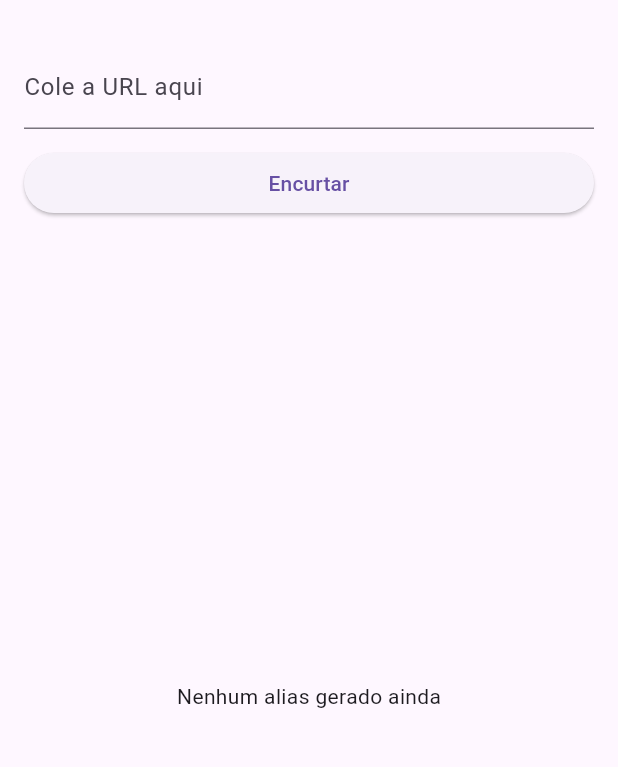
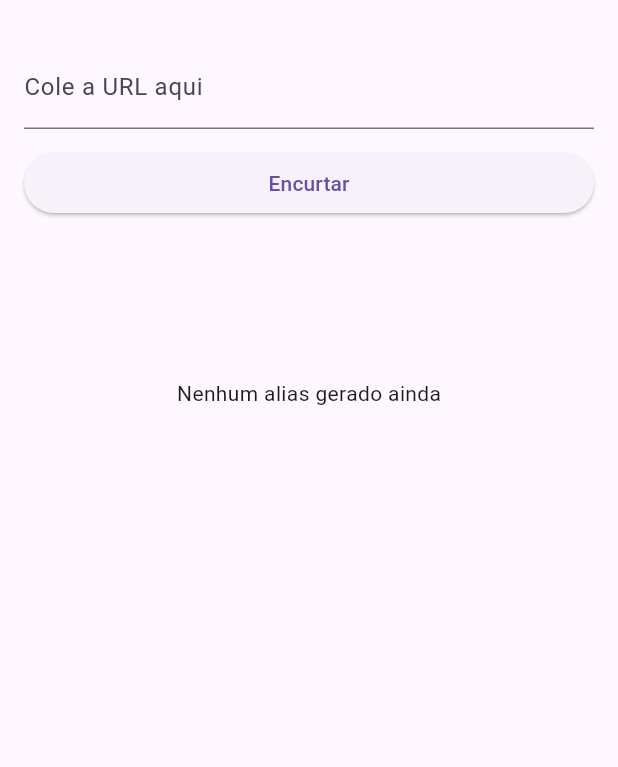
Before and after one commit to joaoconstancio1/nubank_test, a Flutter app: the screen it shows after launch, after a tap on "Encurtar", on a phone screen of 412 x 824 dp, the part 63-830 px from its top. Run offline on Flutter 3.47's test engine with Material 3 defaults, Android fonts, the phone set to English and light mode, and no system bars; our stand-ins replace dio, equatable, flutter_bloc.

Commit message:
Refactor alias handling and error states in AliasCubit; update UI to reflect new state management

```diff
--- a/lib/modules/home/presenter/cubit/alias_cubit.dart
+++ b/lib/modules/home/presenter/cubit/alias_cubit.dart
@@ -1,23 +1,35 @@
 import 'package:flutter_bloc/flutter_bloc.dart';
+import 'package:nubank_test/modules/home/data/models/alias_model.dart';
 import 'package:nubank_test/modules/home/data/models/services/alias_service.dart';
 import 'package:nubank_test/modules/home/presenter/cubit/alias_state.dart';
 
 class AliasCubit extends Cubit<AliasState> {
   final AliasService _service;
+  List<AliasModel> _aliases = [];
 
-  AliasCubit(this._service) : super(AliasState(aliases: []));
+  AliasCubit(this._service) : super(AliasInitial());
 
   Future<void> shorten(String url) async {
     if (url.trim().isEmpty) return;
-    emit(state.copyWith(loading: true, error: null));
+
+    emit(AliasLoading());
+
     try {
       final alias = await _service.createAlias(url);
-      final newList = [alias, ...state.aliases];
-      emit(state.copyWith(aliases: newList, loading: false));
+      _aliases = [alias, ..._aliases];
+      emit(AliasesLoaded(_aliases));
     } catch (e) {
-      emit(state.copyWith(loading: false, error: e.toString()));
+      emit(AliasError(e.toString()));
     }
   }
 
-  void clearError() => emit(state.copyWith(error: null));
+  void clearError() {
+    if (state is AliasError) {
+      if (_aliases.isNotEmpty) {
+        emit(AliasesLoaded(_aliases));
+      } else {
+        emit(AliasInitial());
+      }
+    }
+  }
 }
--- a/lib/modules/home/presenter/cubit/alias_state.dart
+++ b/lib/modules/home/presenter/cubit/alias_state.dart
@@ -1,21 +1,32 @@
+import 'package:equatable/equatable.dart';
 import 'package:nubank_test/modules/home/data/models/alias_model.dart';
 
-class AliasState {
+abstract class AliasState extends Equatable {}
+
+class AliasInitial extends AliasState {
+  @override
+  List<Object?> get props => [];
+}
+
+class AliasLoading extends AliasState {
+  @override
+  List<Object?> get props => [];
+}
+
+class AliasesLoaded extends AliasState {
   final List<AliasModel> aliases;
-  final bool loading;
-  final String? error;
 
-  AliasState({required this.aliases, this.loading = false, this.error});
+  AliasesLoaded(this.aliases);
 
-  AliasState copyWith({
-    List<AliasModel>? aliases,
-    bool? loading,
-    String? error,
-  }) {
-    return AliasState(
-      aliases: aliases ?? this.aliases,
-      loading: loading ?? this.loading,
-      error: error,
-    );
-  }
+  @override
+  List<Object?> get props => [aliases];
 }
+
+class AliasError extends AliasState {
+  final String message;
+
+  AliasError(this.message);
+
+  @override
+  List<Object?> get props => [message];
+}
--- a/lib/modules/home/presenter/pages/home_page.dart
+++ b/lib/modules/home/presenter/pages/home_page.dart
@@ -21,7 +21,7 @@ class _HomeScreenState extends State<HomeScreen> {
       appBar: AppBar(title: const Text('Nubank URL Shortener')),
       body: Padding(
         padding: const EdgeInsets.all(16.0),
-        child: Column(
+        child: ListView(
           children: [
             TextField(
               controller: _controller,
@@ -43,16 +43,19 @@ class _HomeScreenState extends State<HomeScreen> {
               ],
             ),
             const SizedBox(height: 16),
-            Expanded(
-              child: BlocBuilder<AliasCubit, AliasState>(
+            BlocBuilder<AliasCubit, AliasState>(
               builder: (context, state) {
-                  if (state.loading) {
-                    return const Center(child: CircularProgressIndicator());
+                if (state is AliasLoading) {
+                  return const SizedBox(
+                    height: 200,
+                    child: Center(child: CircularProgressIndicator()),
+                  );
                 }
-                  if (state.error != null) {
+
+                if (state is AliasError) {
                   return Column(
                     children: [
-                        Text('Erro: ${state.error}'),
+                      Text('Erro: ${state.message}'),
                       ElevatedButton(
                         onPressed: () =>
                             context.read<AliasCubit>().clearError(),
@@ -61,28 +64,39 @@ class _HomeScreenState extends State<HomeScreen> {
                     ],
                   );
                 }
+
+                if (state is AliasesLoaded) {
                   if (state.aliases.isEmpty) {
-                    return const Center(
-                      child: Text('Nenhum alias gerado ainda'),
+                    return const SizedBox(
+                      height: 200,
+                      child: Center(child: Text('Nenhum alias gerado ainda')),
                     );
                   }
                   return ListView.builder(
+                    shrinkWrap: true,
+                    physics: const NeverScrollableScrollPhysics(),
                     itemCount: state.aliases.length,
                     itemBuilder: (context, index) {
                       final a = state.aliases[index];
                       return AliasTile(
                         alias: a,
                         onCopy: () async {
+                          final messenger = ScaffoldMessenger.of(context);
                           await Clipboard.setData(ClipboardData(text: a.short));
-                          ScaffoldMessenger.of(context).showSnackBar(
+                          messenger.showSnackBar(
                             const SnackBar(content: Text('Curta copiada')),
                           );
                         },
                       );
                     },
                   );
+                }
+
+                return const SizedBox(
+                  height: 200,
+                  child: Center(child: Text('Nenhum alias gerado ainda')),
+                );
               },
-              ),
             ),
           ],
         ),
--- a/pubspec.yaml
+++ b/pubspec.yaml
@@ -34,7 +34,6 @@ dependencies:
   cupertino_icons: ^1.0.8
   flutter_bloc: ^8.1.1
   dio: ^5.0.0
-  url_launcher: ^6.1.10
   clipboard: ^0.1.3
   equatable: ^2.0.7
 
```
Also changed, not shown: lib/modules/home/data/models/services/alias_service.dart (+4 -4 lines), pubspec.lock, 6 other files. Lines whose indentation alone changed are shown as unchanged.
